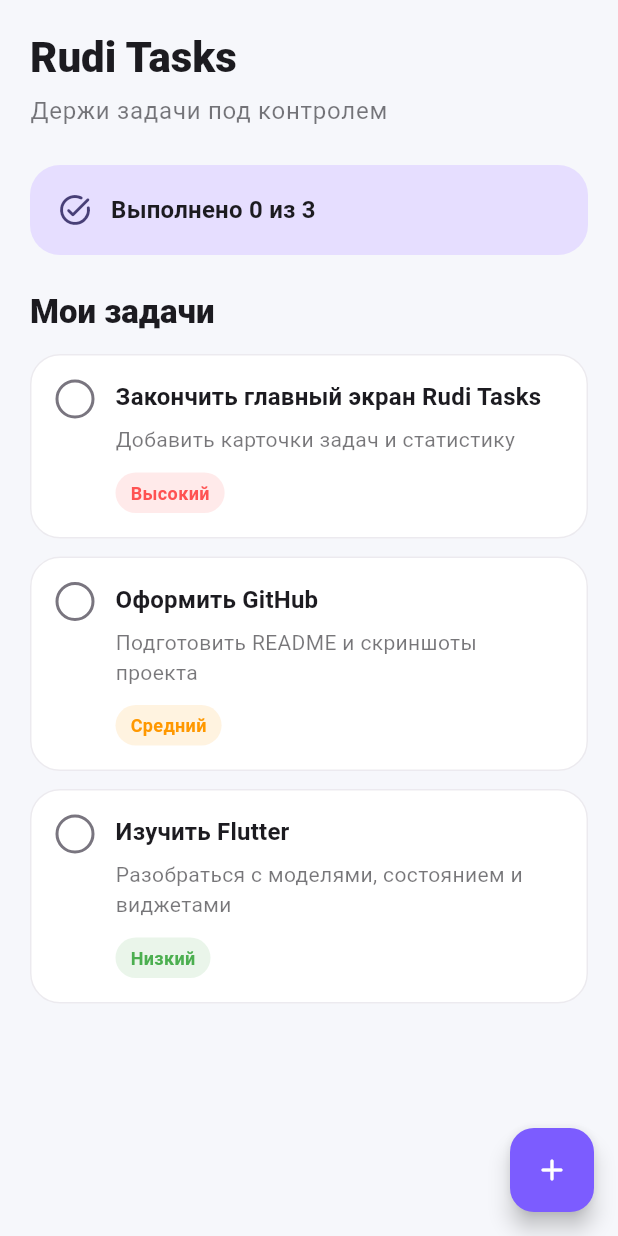
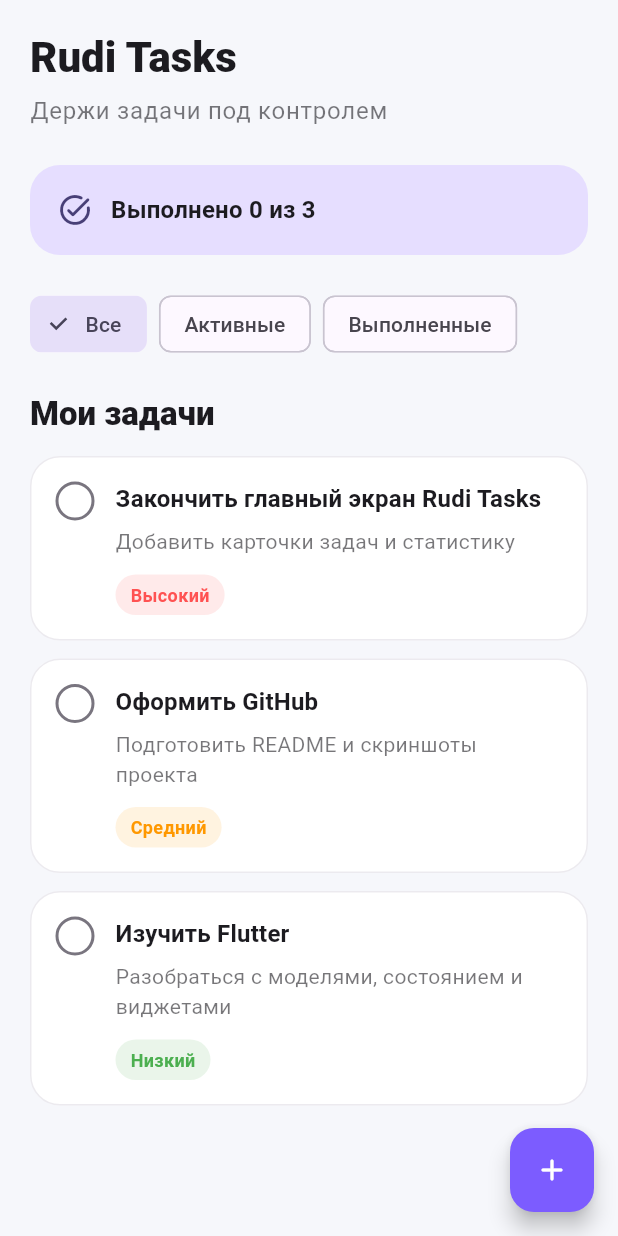
Before and after one commit to RudiApps/rudi-tasks, a Flutter app: the screen it shows after launch, on a phone screen of 412 x 824 dp. Run offline on Flutter 3.47's test engine with Material 3 defaults, Android fonts, the phone set to English and light mode, and no system bars.

Commit message:
Add task filtering

```diff
--- a/lib/screens/tasks/tasks_screen.dart
+++ b/lib/screens/tasks/tasks_screen.dart
@@ -2,6 +2,12 @@
 
 import '../../models/task.dart';
 import '../../widgets/task_card.dart';
+
+enum TaskFilter {
+  all,
+  active,
+  completed,
+}
 
 class TasksScreen extends StatefulWidget {
   const TasksScreen({super.key});
@@ -11,6 +17,8 @@
 }
 
 class _TasksScreenState extends State<TasksScreen> {
+  TaskFilter _selectedFilter = TaskFilter.all;
+
   final List<Task> _tasks = [
     const Task(
       id: '1',
@@ -32,7 +40,32 @@
     ),
   ];
 
-  void _toggleTask(int index) {
+  List<Task> get _filteredTasks {
+    switch (_selectedFilter) {
+      case TaskFilter.all:
+        return _tasks;
+
+      case TaskFilter.active:
+        return _tasks
+            .where((task) => !task.isCompleted)
+            .toList();
+
+      case TaskFilter.completed:
+        return _tasks
+            .where((task) => task.isCompleted)
+            .toList();
+    }
+  }
+
+  void _toggleTask(String taskId) {
+    final index = _tasks.indexWhere(
+      (task) => task.id == taskId,
+    );
+
+    if (index == -1) {
+      return;
+    }
+
     setState(() {
       final task = _tasks[index];
 
@@ -46,6 +79,8 @@
   Widget build(BuildContext context) {
     final completedCount =
         _tasks.where((task) => task.isCompleted).length;
+
+    final filteredTasks = _filteredTasks;
 
     return Scaffold(
       body: SafeArea(
@@ -102,7 +137,42 @@
                 ),
               ),
 
-              const SizedBox(height: 24),
+              const SizedBox(height: 22),
+
+              Wrap(
+                spacing: 8,
+                children: [
+                  FilterChip(
+                    label: const Text('Все'),
+                    selected: _selectedFilter == TaskFilter.all,
+                    onSelected: (_) {
+                      setState(() {
+                        _selectedFilter = TaskFilter.all;
+                      });
+                    },
+                  ),
+                  FilterChip(
+                    label: const Text('Активные'),
+                    selected: _selectedFilter == TaskFilter.active,
+                    onSelected: (_) {
+                      setState(() {
+                        _selectedFilter = TaskFilter.active;
+                      });
+                    },
+                  ),
+                  FilterChip(
+                    label: const Text('Выполненные'),
+                    selected: _selectedFilter == TaskFilter.completed,
+                    onSelected: (_) {
+                      setState(() {
+                        _selectedFilter = TaskFilter.completed;
+                      });
+                    },
+                  ),
+                ],
+              ),
+
+              const SizedBox(height: 22),
 
               Text(
                 'Мои задачи',
@@ -114,15 +184,33 @@
               const SizedBox(height: 14),
 
               Expanded(
-                child: ListView.builder(
-                  itemCount: _tasks.length,
-                  itemBuilder: (context, index) {
-                    return TaskCard(
-                      task: _tasks[index],
-                      onToggle: () => _toggleTask(index),
-                    );
-                  },
-                ),
+                child: filteredTasks.isEmpty
+                    ? Center(
+                        child: Text(
+                          _selectedFilter == TaskFilter.completed
+                              ? 'Пока нет выполненных задач'
+                              : 'Здесь пока нет задач',
+                          textAlign: TextAlign.center,
+                          style:
+                              Theme.of(context).textTheme.titleMedium?.copyWith(
+                                    color: Theme.of(context)
+                                        .colorScheme
+                                        .onSurface
+                                        .withValues(alpha: 0.55),
+                                  ),
+                        ),
+                      )
+                    : ListView.builder(
+                        itemCount: filteredTasks.length,
+                        itemBuilder: (context, index) {
+                          final task = filteredTasks[index];
+
+                          return TaskCard(
+                            task: task,
+                            onToggle: () => _toggleTask(task.id),
+                          );
+                        },
+                      ),
               ),
             ],
           ),
```
